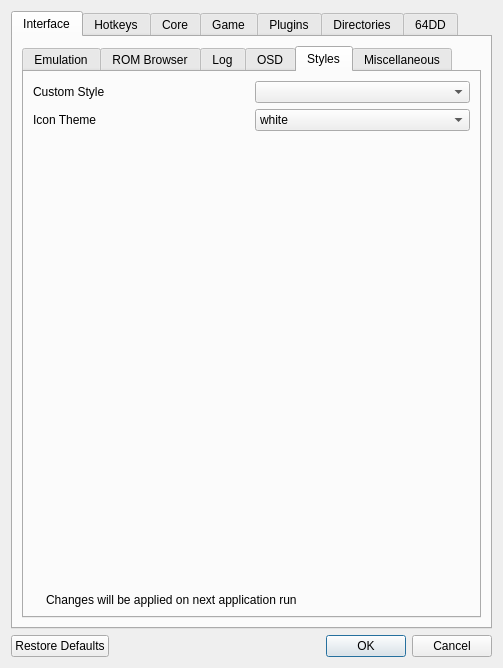
Above: Source/RMG/UserInterface/Dialog/SettingsDialog.ui from Rosalie241/RMG before the change. Below: the same form after it.
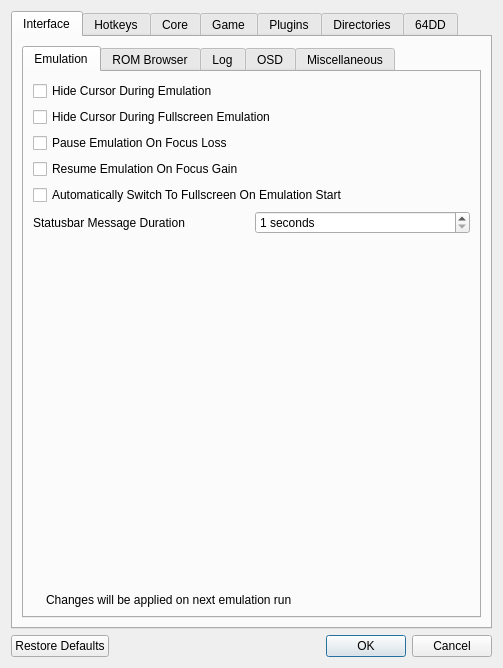
That is the form after the change. The open tabs and pages were chosen to show the change. Icons and pictures are not drawn. Custom widgets are drawn as their Qt base class.

Commit message: RMG: expose & use GUI_Theme setting

```diff
--- a/Source/RMG/UserInterface/Dialog/SettingsDialog.ui
+++ b/Source/RMG/UserInterface/Dialog/SettingsDialog.ui
@@ -396,107 +396,6 @@
                </item>
               </layout>
              </widget>
-             <widget class="QWidget" name="tab_4">
-              <attribute name="title">
-               <string>Styles</string>
-              </attribute>
-              <layout class="QVBoxLayout" name="verticalLayout_7">
-               <item>
-                <layout class="QHBoxLayout" name="horizontalLayout_6">
-                 <item>
-                  <widget class="QLabel" name="label_5">
-                   <property name="text">
-                    <string>Custom Style</string>
-                   </property>
-                  </widget>
-                 </item>
-                 <item>
-                  <widget class="QComboBox" name="styleComboBox"/>
-                 </item>
-                </layout>
-               </item>
-               <item>
-                <layout class="QHBoxLayout" name="horizontalLayout_7">
-                 <item>
-                  <widget class="QLabel" name="label_6">
-                   <property name="text">
-                    <string>Icon Theme</string>
-                   </property>
-                  </widget>
-                 </item>
-                 <item>
-                  <widget class="QComboBox" name="iconThemeComboBox">
-                   <item>
-                    <property name="text">
-                     <string>white</string>
-                    </property>
-                   </item>
-                   <item>
-                    <property name="text">
-                     <string>black</string>
-                    </property>
-                   </item>
-                  </widget>
-                 </item>
-                </layout>
-               </item>
-               <item>
-                <spacer name="verticalSpacer_9">
-                 <property name="orientation">
-                  <enum>Qt::Vertical</enum>
-                 </property>
-                 <property name="sizeHint" stdset="0">
-                  <size>
-                   <width>20</width>
-                   <height>40</height>
-                  </size>
-                 </property>
-                </spacer>
-               </item>
-               <item>
-                <layout class="QHBoxLayout" name="emulationInfoLayout_4">
-                 <item>
-                  <widget class="QLabel" name="infoIconLabel_6">
-                   <property name="sizePolicy">
-                    <sizepolicy hsizetype="Minimum" vsizetype="Preferred">
-                     <horstretch>0</horstretch>
-                     <verstretch>0</verstretch>
-                    </sizepolicy>
-                   </property>
-                   <property name="text">
-                    <string/>
-                   </property>
-                   <property name="pixmap">
-                    <pixmap>:/newPrefix/Resource/Info.ico</pixmap>
-                   </property>
-                   <property name="wordWrap">
-                    <bool>false</bool>
-                   </property>
-                  </widget>
-                 </item>
-                 <item>
-                  <widget class="QLabel" name="label_89">
-                   <property name="sizePolicy">
-                    <sizepolicy hsizetype="Expanding" vsizetype="Minimum">
-                     <horstretch>0</horstretch>
-                     <verstretch>0</verstretch>
-                    </sizepolicy>
-                   </property>
-                   <property name="midLineWidth">
-                    <number>1</number>
-                   </property>
-                   <property name="text">
-                    <string>Changes will be applied on next application run</string>
-                   </property>
-                   <property name="textFormat">
-                    <enum>Qt::PlainText</enum>
-                   </property>
-                  </widget>
-                 </item>
-                </layout>
-               </item>
-              </layout>
-             </widget>
              <widget class="QWidget" name="tab_3">
               <attribute name="title">
                <string>Miscellaneous</string>
```
Left out of the diff: 30 changed lines with no effect on the pictures. The commit also changes 3 other files.
